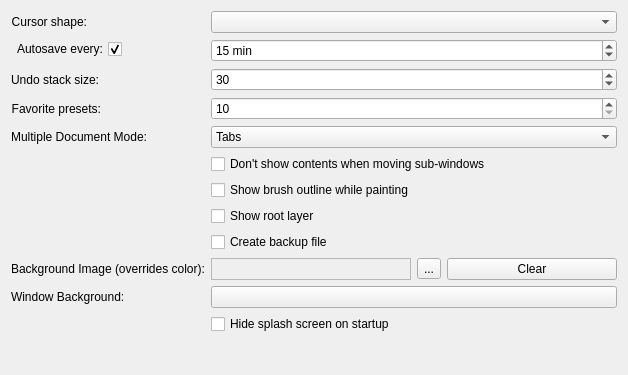
First picture: the form in krita/ui/forms/wdggeneralsettings.ui, repository KDE/krita, before the edit.
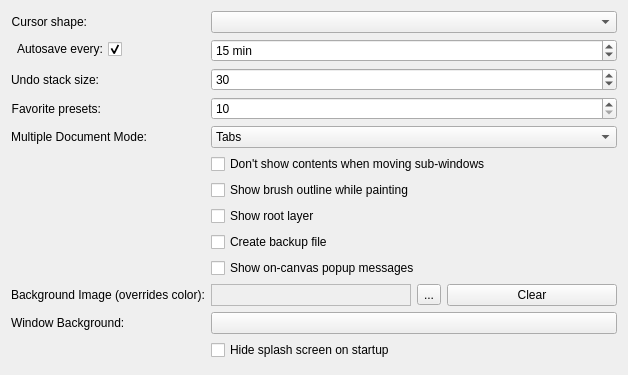
Second picture: the form after the edit. Custom widgets are drawn as their Qt base class.

Commit message: Restore popup messages checkbox

```diff
--- a/krita/ui/forms/wdggeneralsettings.ui
+++ b/krita/ui/forms/wdggeneralsettings.ui
@@ -183,14 +183,14 @@
        </property>
       </widget>
      </item>
-     <item row="9" column="0">
+     <item row="10" column="0">
       <widget class="QLabel" name="label_5">
        <property name="text">
         <string>Background Image (overrides color):</string>
        </property>
       </widget>
      </item>
-     <item row="9" column="1">
+     <item row="10" column="1">
       <layout class="QHBoxLayout" name="horizontalLayout" stretch="0,0,0">
        <item>
         <widget class="QLabel" name="m_backgroundimage">
@@ -233,14 +233,14 @@
        </item>
       </layout>
      </item>
-     <item row="11" column="0">
+     <item row="12" column="0">
       <widget class="QLabel" name="label_4">
        <property name="text">
         <string>Window Background:</string>
        </property>
       </widget>
      </item>
-     <item row="11" column="1">
+     <item row="12" column="1">
       <widget class="KColorButton" name="m_mdiColor">
        <property name="text">
         <string/>
@@ -261,13 +261,20 @@
        </property>
       </widget>
      </item>
-     <item row="12" column="1">
+     <item row="13" column="1">
       <widget class="QCheckBox" name="m_hideSplashScreen">
        <property name="text">
         <string>Hide splash screen on startup</string>
        </property>
       </widget>
      </item>
+     <item row="9" column="1">
+      <widget class="QCheckBox" name="m_chkCanvasMessages">
+       <property name="text">
+        <string>Show on-canvas popup messages</string>
+       </property>
+      </widget>
+     </item>
     </layout>
    </item>
    <item>
```
Left out of the diff: 4 changed lines with no effect on the pictures.
